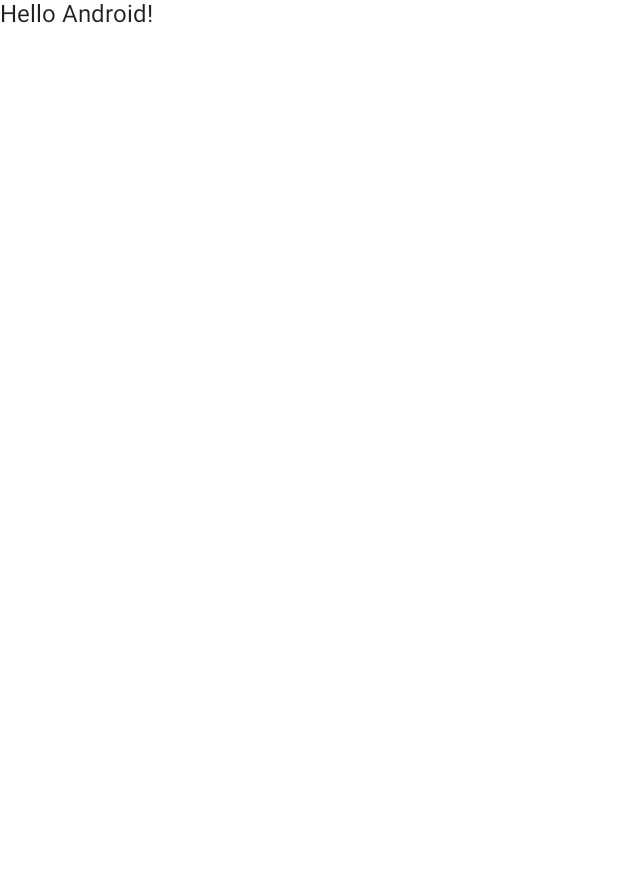
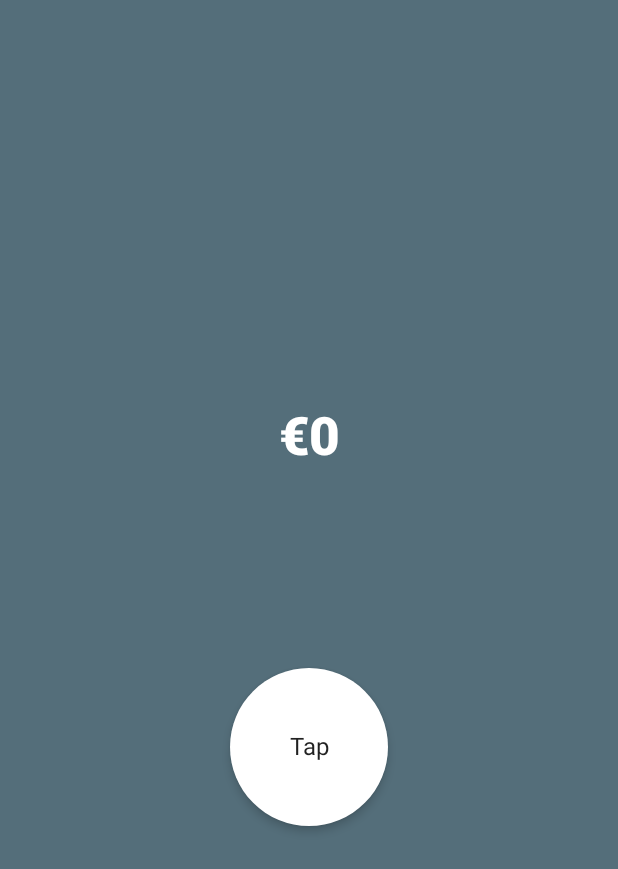
Before and after one commit to ConorCoker/Intro-To-Compose-Android-App, an Android app built with Jetpack Compose: the screen it shows after launch (MainActivity), on a phone screen of 412 x 824 dp. Before the commit the part shown is almost empty. Shown: the top 869 px of the screen. Run offline under Robolectric (Android 15) with nearby library versions, the phone set to English and light mode, and no system bars.

Commit message:
Finished building basic money counter app - to get used to using compose

```diff
--- a/app/src/main/java/com/example/introtocompose/MainActivity.kt
+++ b/app/src/main/java/com/example/introtocompose/MainActivity.kt
@@ -3,41 +3,97 @@ package com.example.introtocompose
 import android.os.Bundle
 import androidx.activity.ComponentActivity
 import androidx.activity.compose.setContent
-import androidx.compose.foundation.layout.fillMaxSize
+import androidx.compose.foundation.background
+import androidx.compose.foundation.clickable
+import androidx.compose.foundation.layout.*
+import androidx.compose.foundation.shape.CircleShape
+import androidx.compose.material.Card
 import androidx.compose.material.MaterialTheme
 import androidx.compose.material.Surface
 import androidx.compose.material.Text
-import androidx.compose.runtime.Composable
+import androidx.compose.runtime.*
+import androidx.compose.ui.Alignment
 import androidx.compose.ui.Modifier
+import androidx.compose.ui.graphics.Color
+import androidx.compose.ui.text.TextStyle
+import androidx.compose.ui.text.font.FontWeight
 import androidx.compose.ui.tooling.preview.Preview
+import androidx.compose.ui.unit.dp
+import androidx.compose.ui.unit.sp
 import com.example.introtocompose.ui.theme.IntroToComposeTheme
 
 class MainActivity : ComponentActivity() {
+
     override fun onCreate(savedInstanceState: Bundle?) {
         super.onCreate(savedInstanceState)
         setContent {
             IntroToComposeTheme {
                 // A surface container using the 'background' color from the theme
-                Surface(
-                    modifier = Modifier.fillMaxSize(),
-                    color = MaterialTheme.colors.background
-                ) {
-                    Greeting("Android")
-                }
+                MyApp()
             }
         }
     }
 }
 
 @Composable
-fun Greeting(name: String) {
-    Text(text = "Hello $name!")
+fun MyApp() {
+
+    var moneyCounter by remember {
+        mutableStateOf(0)
+    }
+
+    Surface(
+        modifier = Modifier
+            .fillMaxWidth()
+            .fillMaxHeight(),
+        color = Color(0xFF546E7A)
+    ) {
+        Column(
+            verticalArrangement = Arrangement.Center,
+            horizontalAlignment = Alignment.CenterHorizontally
+        ) {
+            Text(
+                text = "€$moneyCounter", style = TextStyle(
+                    color = Color.White,
+                    fontSize = 35.sp,
+                    fontWeight = FontWeight.ExtraBold
+                )
+            )
+            Spacer(modifier = Modifier.height(130.dp)) //creates space between the two views
+            CreateCircle(moneyCounter){
+                moneyCounter = it
+            }
+        }
+
+
+    }
+}
+
+@Composable
+fun CreateCircle(moneyCount:Int,updateMoneyCounter: (moneyCount:Int) -> Unit) {
+
+    Card(
+        Modifier
+            .padding(3.dp)
+            .size(105.dp)
+            .clickable {
+               updateMoneyCounter(moneyCount + 1)
+                       }, shape = CircleShape,
+        elevation = 4.dp
+    ) {
+        Box(contentAlignment = Alignment.Center) {
+            Text(text = "Tap")
+        }
+
+
+    }
+
 }
 
 @Preview(showBackground = true)
 @Composable
 fun DefaultPreview() {
     IntroToComposeTheme {
-        Greeting("Android")
+        MyApp()
     }
 }
```
